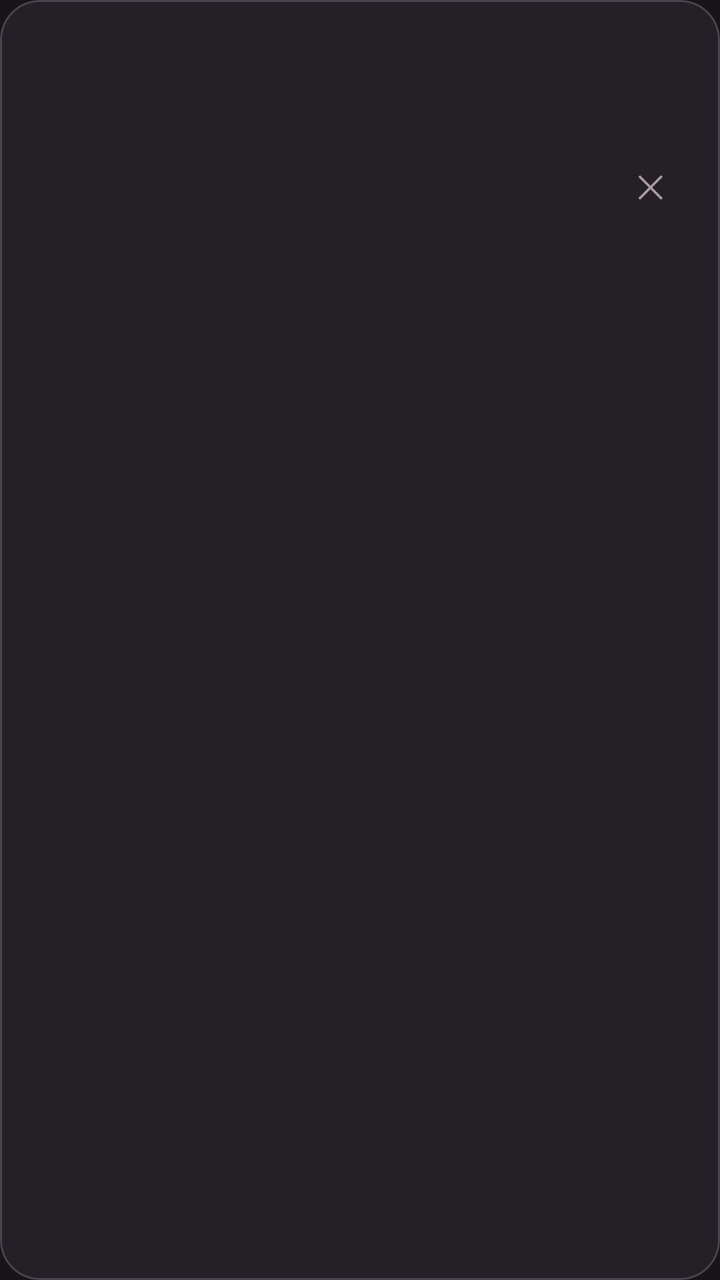
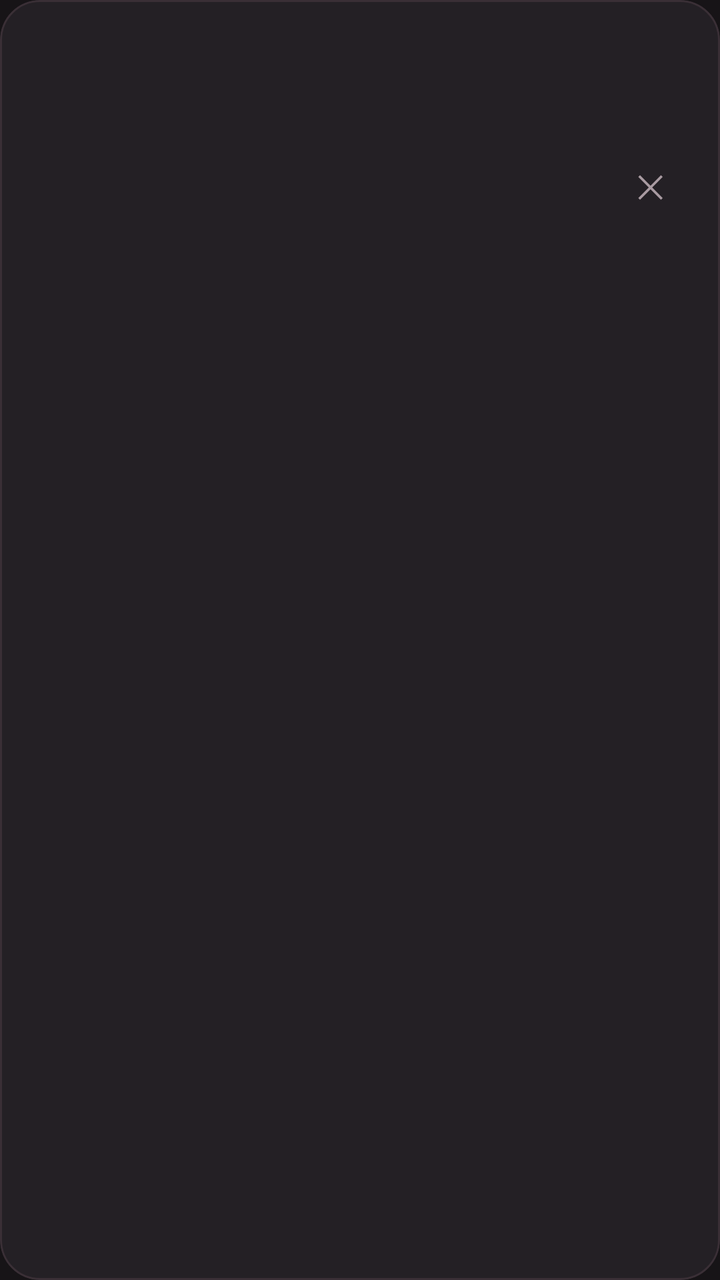

An Android layout rendered at two revisions. The XML below is the earlier revision; the diff shows what the commit changed to produce the second picture.
<!-- AndroidManifest.xml: application theme Theme.Unsaid -->
<!-- res/layout/item_thought.xml -->
<?xml version="1.0" encoding="utf-8"?>
<com.google.android.material.card.MaterialCardView
    xmlns:android="http://schemas.android.com/apk/res/android"
    xmlns:app="http://schemas.android.com/apk/res-auto"
    android:layout_width="match_parent"
    android:layout_height="wrap_content"
    android:layout_marginBottom="12dp"
    app:cardBackgroundColor="@color/unsaid_surface"
    app:cardCornerRadius="20dp"
    app:cardElevation="0dp">

    <LinearLayout
        android:layout_width="match_parent"
        android:layout_height="wrap_content"
        android:orientation="vertical"
        android:padding="20dp">

        <TextView
            android:id="@+id/tvDate"
            android:layout_width="wrap_content"
            android:layout_height="wrap_content"
            android:textColor="@color/unsaid_accent"
            android:textSize="13sp" />

        <TextView
            android:id="@+id/tvText"
            android:layout_width="match_parent"
            android:layout_height="wrap_content"
            android:layout_marginTop="6dp"
            android:ellipsize="end"
            android:maxLines="3"
            android:textColor="@color/unsaid_text"
            android:textSize="16sp" />

        <LinearLayout
            android:layout_width="match_parent"
            android:layout_height="wrap_content"
            android:layout_marginTop="8dp"
            android:gravity="center_vertical"
            android:orientation="horizontal">

            <TextView
                android:id="@+id/tvCount"
                android:layout_width="0dp"
                android:layout_height="wrap_content"
                android:layout_weight="1"
                android:textColor="@color/unsaid_text_secondary"
                android:textSize="13sp" />

            <TextView
                android:id="@+id/tvDelete"
                android:layout_width="wrap_content"
                android:layout_height="wrap_content"
                android:contentDescription="Delete"
                android:padding="8dp"
                android:text="✕"
                android:textColor="@color/unsaid_text_secondary"
                android:textSize="16sp" />
        </LinearLayout>
    </LinearLayout>
</com.google.android.material.card.MaterialCardView>
<!-- resources referenced by this layout -->
<resources>
  <color name="unsaid_accent">#C08497</color>
  <color name="unsaid_surface">#242025</color>
  <color name="unsaid_text">#F5EDF0</color>
  <color name="unsaid_text_secondary">#A99BA2</color>
  <style name="Theme.Unsaid" parent="Base.Theme.Unsaid" />
  <style name="Base.Theme.Unsaid" parent="Theme.Material3.Dark.NoActionBar">
          <item name="colorPrimary">@color/unsaid_accent</item>
          <item name="colorOnPrimary">@color/unsaid_background</item>
          <item name="android:colorBackground">@color/unsaid_background</item>
          <item name="colorOnBackground">@color/unsaid_text</item>
          <item name="colorSurface">@color/unsaid_surface</item>
          <item name="colorOnSurface">@color/unsaid_text</item>
          <item name="colorOnSurfaceVariant">@color/unsaid_text_secondary</item>
          <item name="android:statusBarColor">@color/unsaid_background</item>
          <item name="android:navigationBarColor">@color/unsaid_background</item>
      </style>
  <color name="unsaid_background">#171417</color>
</resources>

<!-- the commit's change to res/layout/item_thought.xml (unified diff, before → after) -->
@@ -7,7 +7,9 @@
     android:layout_marginBottom="12dp"
     app:cardBackgroundColor="@color/unsaid_surface"
     app:cardCornerRadius="20dp"
-    app:cardElevation="0dp">
+    app:cardElevation="0dp"
+    app:strokeColor="#3A2F36"
+    app:strokeWidth="1dp">
 
     <LinearLayout
         android:layout_width="match_parent"
